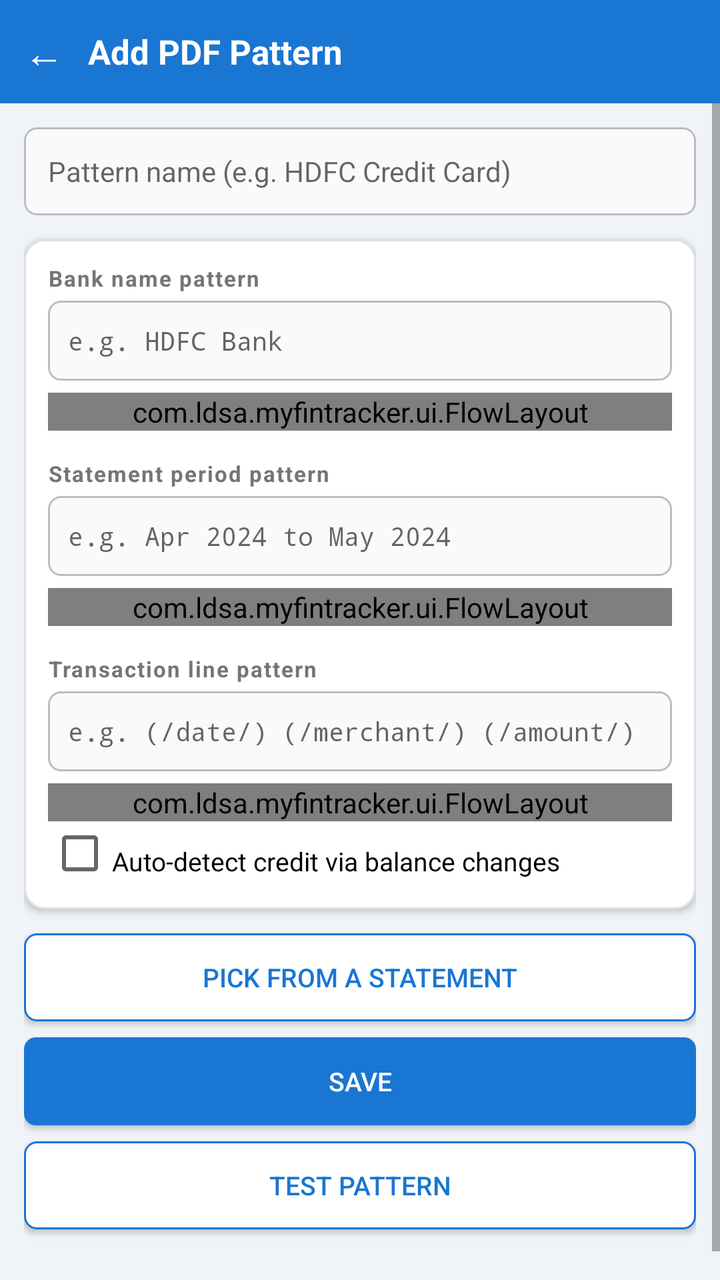
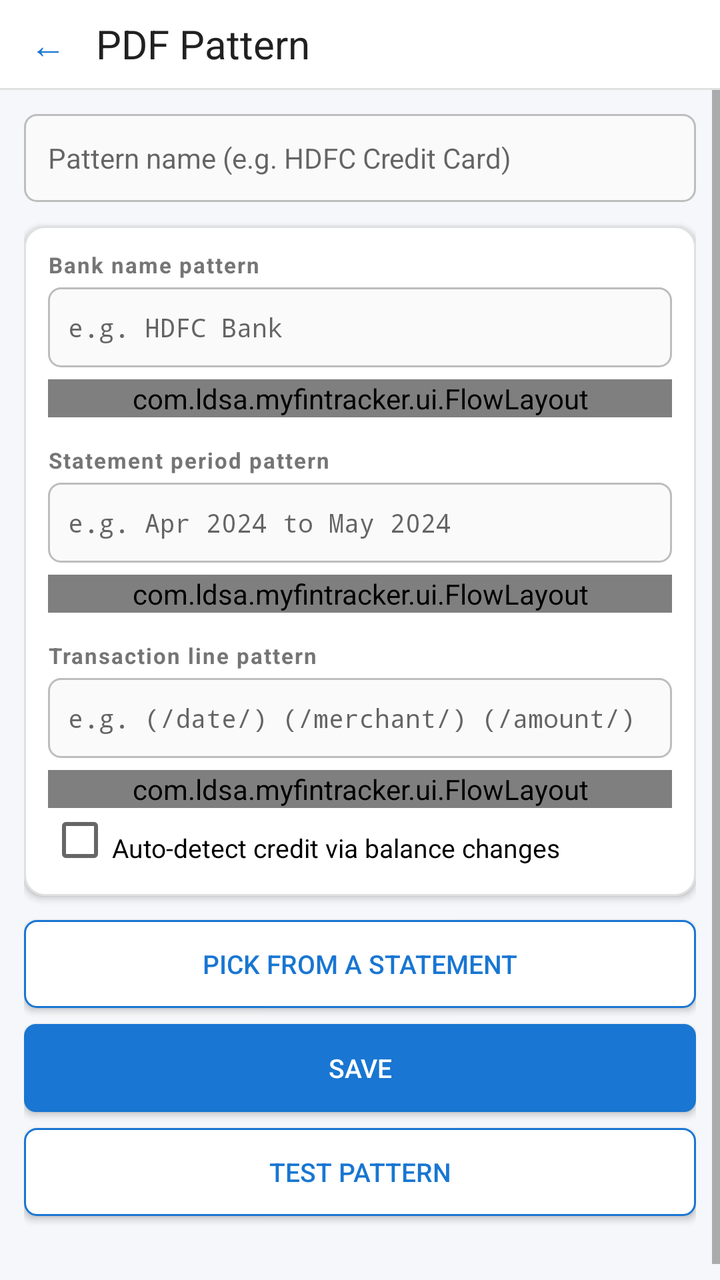

Screens rendered from an Android XML layout before and after an edit, with the pre-edit source and the edit as a unified diff.
<!-- AndroidManifest.xml: activity theme android:Theme.Material.Light.NoActionBar -->
<!-- res/layout/activity_add_pdf_pattern.xml -->
<?xml version="1.0" encoding="utf-8"?>
<LinearLayout xmlns:android="http://schemas.android.com/apk/res/android"
    android:layout_width="match_parent"
    android:layout_height="match_parent"
    android:orientation="vertical"
    android:background="#F0F4F8">

    
    <LinearLayout
        android:layout_width="match_parent"
        android:layout_height="wrap_content"
        android:orientation="horizontal"
        android:background="#1976D2"
        android:gravity="center_vertical"
        android:paddingLeft="8dp"
        android:paddingRight="8dp"
        android:paddingTop="12dp"
        android:paddingBottom="12dp">

        <TextView
            android:id="@+id/btnBack"
            android:layout_width="wrap_content"
            android:layout_height="wrap_content"
            android:text="←"
            android:textColor="#FFFFFF"
            android:textSize="20sp"
            android:paddingLeft="4dp"
            android:paddingRight="12dp" />

        <TextView
            android:layout_width="0dp"
            android:layout_height="wrap_content"
            android:layout_weight="1"
            android:text="@string/title_add_pdf_pattern"
            android:textColor="#FFFFFF"
            android:textSize="17sp"
            android:textStyle="bold" />

    </LinearLayout>

    <ScrollView
        android:layout_width="match_parent"
        android:layout_height="match_parent">

        <LinearLayout
            android:layout_width="match_parent"
            android:layout_height="wrap_content"
            android:orientation="vertical"
            android:paddingLeft="12dp"
            android:paddingRight="12dp"
            android:paddingTop="12dp"
            android:paddingBottom="32dp">

            
            <EditText
                android:id="@+id/etPatternName"
                android:layout_width="match_parent"
                android:layout_height="44dp"
                android:hint="@string/hint_pattern_name"
                android:textSize="14sp"
                android:textColor="#212121"
                android:background="@drawable/bg_edittext_outlined"
                android:paddingLeft="12dp"
                android:paddingRight="12dp"
                android:inputType="textCapWords"
                android:layout_marginBottom="12dp" />

            
            <LinearLayout
                android:layout_width="match_parent"
                android:layout_height="wrap_content"
                android:orientation="vertical"
                android:background="@drawable/bg_card"
                android:elevation="2dp"
                android:padding="12dp"
                android:layout_marginBottom="12dp">

                
                <TextView
                    android:layout_width="match_parent"
                    android:layout_height="wrap_content"
                    android:text="@string/label_bank_name_pat"
                    android:textColor="#757575"
                    android:textSize="11sp"
                    android:textStyle="bold"
                    android:letterSpacing="0.06"
                    android:layout_marginBottom="4dp" />

                <EditText
                    android:id="@+id/etBankPat"
                    android:layout_width="match_parent"
                    android:layout_height="40dp"
                    android:hint="@string/hint_bank_name_pat"
                    android:textSize="13sp"
                    android:textColor="#212121"
                    android:background="@drawable/bg_edittext_outlined"
                    android:paddingLeft="10dp"
                    android:paddingRight="10dp"
                    android:inputType="textNoSuggestions"
                    android:fontFamily="monospace"
                    android:layout_marginBottom="6dp" />

                <com.ldsa.myfintracker.ui.FlowLayout
                    android:layout_width="match_parent"
                    android:layout_height="wrap_content"
                    android:layout_marginBottom="14dp">

                    <Button android:id="@+id/btnTokNameBank"
                        android:layout_width="wrap_content" android:layout_height="26dp"
                        android:text="Name" android:textSize="11sp" android:textColor="#FFFFFF"
                        android:background="@drawable/bg_button_secondary"
                        android:backgroundTint="#0072B2"
                        android:paddingLeft="10dp" android:paddingRight="10dp" android:minWidth="0dp" />

                </com.ldsa.myfintracker.ui.FlowLayout>

                
                <TextView
                    android:layout_width="match_parent"
                    android:layout_height="wrap_content"
                    android:text="@string/label_period_pat"
                    android:textColor="#757575"
                    android:textSize="11sp"
                    android:textStyle="bold"
                    android:letterSpacing="0.06"
                    android:layout_marginBottom="4dp" />

                <EditText
                    android:id="@+id/etPeriodPat"
                    android:layout_width="match_parent"
                    android:layout_height="40dp"
                    android:hint="@string/hint_period_pat"
                    android:textSize="13sp"
                    android:textColor="#212121"
                    android:background="@drawable/bg_edittext_outlined"
                    android:paddingLeft="10dp"
                    android:paddingRight="10dp"
                    android:inputType="textNoSuggestions"
                    android:fontFamily="monospace"
                    android:layout_marginBottom="6dp" />

                <com.ldsa.myfintracker.ui.FlowLayout
                    android:layout_width="match_parent"
                    android:layout_height="wrap_content"
                    android:layout_marginBottom="14dp">

                    <Button android:id="@+id/btnTokMonthPeriod"
                        android:layout_width="wrap_content" android:layout_height="26dp"
                        android:text="Month" android:textSize="11sp" android:textColor="#FFFFFF"
                        android:background="@drawable/bg_button_secondary"
                        android:backgroundTint="#D55E00"
                        android:paddingLeft="10dp" android:paddingRight="10dp" android:minWidth="0dp" />

                    <Button android:id="@+id/btnTokYearPeriod"
                        android:layout_width="wrap_content" android:layout_height="26dp"
                        android:text="Year" android:textSize="11sp" android:textColor="#FFFFFF"
                        android:background="@drawable/bg_button_secondary"
                        android:backgroundTint="#D55E00"
                        android:paddingLeft="10dp" android:paddingRight="10dp" android:minWidth="0dp" />

                    <Button android:id="@+id/btnTokSkipPeriod"
                        android:layout_width="wrap_content" android:layout_height="26dp"
                        android:text="Skip" android:textSize="11sp" android:textColor="#757575"
                        android:background="@drawable/bg_button_secondary"
                        android:backgroundTint="#E0E0E0"
                        android:paddingLeft="10dp" android:paddingRight="10dp" android:minWidth="0dp" />

                </com.ldsa.myfintracker.ui.FlowLayout>

                
                <TextView
                    android:layout_width="match_parent"
                    android:layout_height="wrap_content"
                    android:text="@string/label_trans_pat"
                    android:textColor="#757575"
                    android:textSize="11sp"
                    android:textStyle="bold"
                    android:letterSpacing="0.06"
                    android:layout_marginBottom="4dp" />

                <EditText
                    android:id="@+id/etTransPat"
                    android:layout_width="match_parent"
                    android:layout_height="40dp"
                    android:hint="@string/hint_trans_pat"
                    android:textSize="13sp"
                    android:textColor="#212121"
                    android:background="@drawable/bg_edittext_outlined"
                    android:paddingLeft="10dp"
                    android:paddingRight="10dp"
                    android:inputType="textNoSuggestions"
                    android:fontFamily="monospace"
                    android:layout_marginBottom="6dp" />

                <com.ldsa.myfintracker.ui.FlowLayout
                    android:layout_width="match_parent"
                    android:layout_height="wrap_content">

                    <Button android:id="@+id/btnTokAmount"
                        android:layout_width="wrap_content" android:layout_height="26dp"
                        android:text="Amount" android:textSize="11sp" android:textColor="#FFFFFF"
                        android:background="@drawable/bg_button_secondary"
                        android:backgroundTint="#6A1B9A"
                        android:paddingLeft="10dp" android:paddingRight="10dp" android:minWidth="0dp"
                        android:visibility="gone" />

                    <Button android:id="@+id/btnTokAmountDb"
                        android:layout_width="wrap_content" android:layout_height="26dp"
                        android:text="Amt Db" android:textSize="11sp" android:textColor="#FFFFFF"
                        android:background="@drawable/bg_button_secondary"
                        android:backgroundTint="#C62828"
                        android:paddingLeft="10dp" android:paddingRight="10dp" android:minWidth="0dp" />

                    <Button android:id="@+id/btnTokAmountCr"
                        android:layout_width="wrap_content" android:layout_height="26dp"
                        android:text="Amt Cr" android:textSize="11sp" android:textColor="#FFFFFF"
                        android:background="@drawable/bg_button_secondary"
                        android:backgroundTint="#2E7D32"
                        android:paddingLeft="10dp" android:paddingRight="10dp" android:minWidth="0dp" />

                    <Button android:id="@+id/btnTokMerchant"
                        android:layout_width="wrap_content" android:layout_height="26dp"
                        android:text="Merchant" android:textSize="11sp" android:textColor="#FFFFFF"
                        android:background="@drawable/bg_button_secondary"
                        android:backgroundTint="#0072B2"
                        android:paddingLeft="10dp" android:paddingRight="10dp" android:minWidth="0dp" />

                    <Button android:id="@+id/btnTokCard"
                        android:layout_width="wrap_content" android:layout_height="26dp"
                        android:text="Card" android:textSize="11sp" android:textColor="#FFFFFF"
                        android:background="@drawable/bg_button_secondary"
                        android:backgroundTint="#0072B2"
                        android:paddingLeft="10dp" android:paddingRight="10dp" android:minWidth="0dp" />

                    <Button android:id="@+id/btnTokAcNo"
                        android:layout_width="wrap_content" android:layout_height="26dp"
                        android:text="Ac.No" android:textSize="11sp" android:textColor="#FFFFFF"
                        android:background="@drawable/bg_button_secondary"
                        android:backgroundTint="#0072B2"
                        android:paddingLeft="10dp" android:paddingRight="10dp" android:minWidth="0dp" />

                    <Button android:id="@+id/btnTokUpi"
                        android:layout_width="wrap_content" android:layout_height="26dp"
                        android:text="UPI" android:textSize="11sp" android:textColor="#FFFFFF"
                        android:background="@drawable/bg_button_secondary"
                        android:backgroundTint="#0072B2"
                        android:paddingLeft="10dp" android:paddingRight="10dp" android:minWidth="0dp" />

                    <Button android:id="@+id/btnTokDate"
                        android:layout_width="wrap_content" android:layout_height="26dp"
                        android:text="Date" android:textSize="11sp" android:textColor="#FFFFFF"
                        android:background="@drawable/bg_button_secondary"
                        android:backgroundTint="#D55E00"
                        android:paddingLeft="10dp" android:paddingRight="10dp" android:minWidth="0dp" />

                    <Button android:id="@+id/btnTokTime"
                        android:layout_width="wrap_content" android:layout_height="26dp"
                        android:text="Time" android:textSize="11sp" android:textColor="#FFFFFF"
                        android:background="@drawable/bg_button_secondary"
                        android:backgroundTint="#CC79A7"
                        android:paddingLeft="10dp" android:paddingRight="10dp" android:minWidth="0dp" />

                    <Button android:id="@+id/btnTokBalance"
                        android:layout_width="wrap_content" android:layout_height="26dp"
                        android:text="Bal" android:textSize="11sp" android:textColor="#FFFFFF"
                        android:background="@drawable/bg_button_secondary"
                        android:backgroundTint="#56B4E9"
                        android:paddingLeft="10dp" android:paddingRight="10dp" android:minWidth="0dp" />

                    <Button android:id="@+id/btnTokIgnore"
                        android:layout_width="wrap_content" android:layout_height="26dp"
                        android:text="Skip" android:textSize="11sp" android:textColor="#757575"
                        android:background="@drawable/bg_button_secondary"
                        android:backgroundTint="#E0E0E0"
                        android:paddingLeft="10dp" android:paddingRight="10dp" android:minWidth="0dp" />

                </com.ldsa.myfintracker.ui.FlowLayout>

                <CheckBox
                    android:id="@+id/cbPdfAutoCredit"
                    android:layout_width="match_parent"
                    android:layout_height="wrap_content"
                    android:text="@string/pdf_auto_credit"
                    android:textSize="13sp"
                    android:paddingTop="8dp" />

                <TextView
                    android:id="@+id/tvPdfAutoCreditHint"
                    android:layout_width="match_parent"
                    android:layout_height="wrap_content"
                    android:text="@string/pdf_auto_credit_needs_balance"
                    android:textColor="#D32F2F"
                    android:textSize="11sp"
                    android:paddingLeft="32dp"
                    android:visibility="gone" />

            </LinearLayout>

            
            <Button
                android:id="@+id/btnPickFromStatement"
                android:layout_width="match_parent"
                android:layout_height="44dp"
                android:text="@string/btn_pick_from_statement"
                android:textColor="#1976D2"
                android:textSize="13sp"
                android:background="@drawable/bg_button_secondary"
                android:layout_marginBottom="8dp" />

            <Button
                android:id="@+id/btnSavePattern"
                android:layout_width="match_parent"
                android:layout_height="44dp"
                android:text="@string/action_save"
                android:textColor="#FFFFFF"
                android:textSize="13sp"
                android:background="@drawable/bg_button_primary"
                android:layout_marginBottom="8dp" />

            <Button
                android:id="@+id/btnTestPattern"
                android:layout_width="match_parent"
                android:layout_height="44dp"
                android:text="Test Pattern"
                android:textColor="#1976D2"
                android:textSize="13sp"
                android:background="@drawable/bg_button_secondary"
                android:layout_marginBottom="8dp" />

            <Button
                android:id="@+id/btnDeletePattern"
                android:layout_width="match_parent"
                android:layout_height="44dp"
                android:text="Delete"
                android:textColor="#D32F2F"
                android:textSize="13sp"
                android:background="@drawable/bg_button_secondary"
                android:visibility="gone" />

        </LinearLayout>
    </ScrollView>

</LinearLayout>
<!-- resources referenced by this layout -->
<resources>
  <!-- drawable bg_button_primary (drawable) -->
  <?xml version="1.0" encoding="utf-8"?>
  <ripple xmlns:android="http://schemas.android.com/apk/res/android"
      android:color="#1565C0">
      <item>
          <shape android:shape="rectangle">
              <solid android:color="#1976D2" />
              <corners android:radius="6dp" />
          </shape>
      </item>
  </ripple>
  <!-- drawable bg_button_secondary (drawable) -->
  <?xml version="1.0" encoding="utf-8"?>
  <ripple xmlns:android="http://schemas.android.com/apk/res/android"
      android:color="#BBDEFB">
      <item>
          <shape android:shape="rectangle">
              <solid android:color="#FFFFFF" />
              <corners android:radius="6dp" />
              <stroke android:width="1dp" android:color="#1976D2" />
          </shape>
      </item>
  </ripple>
  <!-- drawable bg_card (drawable) -->
  <?xml version="1.0" encoding="utf-8"?>
  <shape xmlns:android="http://schemas.android.com/apk/res/android"
      android:shape="rectangle">
      <solid android:color="#FFFFFF" />
      <corners android:radius="10dp" />
      <stroke android:width="1dp" android:color="#E0E0E0" />
  </shape>
  <!-- drawable bg_edittext_outlined (drawable) -->
  <?xml version="1.0" encoding="utf-8"?>
  <selector xmlns:android="http://schemas.android.com/apk/res/android">
      <item android:state_focused="true">
          <shape android:shape="rectangle">
              <solid android:color="#FFFFFF" />
              <corners android:radius="6dp" />
              <stroke android:width="2dp" android:color="#1976D2" />
          </shape>
      </item>
      <item>
          <shape android:shape="rectangle">
              <solid android:color="#FAFAFA" />
              <corners android:radius="6dp" />
              <stroke android:width="1dp" android:color="#BDBDBD" />
          </shape>
      </item>
  </selector>
  <string name="action_save">Save</string>
  <string name="btn_pick_from_statement">Pick from a statement</string>
  <string name="hint_bank_name_pat">e.g. HDFC Bank</string>
  <string name="hint_pattern_name">Pattern name (e.g. HDFC Credit Card)</string>
  <string name="hint_period_pat">e.g. Apr 2024 to May 2024</string>
  <string name="hint_trans_pat">e.g. (/date/) (/merchant/) (/amount/)</string>
  <string name="label_bank_name_pat">Bank name pattern</string>
  <string name="label_period_pat">Statement period pattern</string>
  <string name="label_trans_pat">Transaction line pattern</string>
  <string name="pdf_auto_credit">Auto-detect credit via balance changes</string>
  <string name="pdf_auto_credit_needs_balance">Needs a /balance/ token in at least one pattern.</string>
  <string name="title_add_pdf_pattern">Add PDF Pattern</string>
</resources>

<!-- the commit's change to res/layout/activity_add_pdf_pattern.xml (unified diff, before → after) -->
@@ -3,40 +3,42 @@
     android:layout_width="match_parent"
     android:layout_height="match_parent"
     android:orientation="vertical"
-    android:background="#F0F4F8">
+    android:background="@color/landingBackground">
 
     
     <LinearLayout
         android:layout_width="match_parent"
-        android:layout_height="wrap_content"
+        android:layout_height="44dp"
         android:orientation="horizontal"
-        android:background="#1976D2"
         android:gravity="center_vertical"
-        android:paddingLeft="8dp"
-        android:paddingRight="8dp"
-        android:paddingTop="12dp"
-        android:paddingBottom="12dp">
-
+        android:background="@color/appBarWhite"
+        android:paddingLeft="4dp"
+        android:paddingRight="4dp">
+        <Button
+            android:id="@+id/btnBack"
+            android:layout_width="40dp"
+            android:layout_height="40dp"
+            android:text="←"
+            android:textSize="18sp"
+            android:textColor="@color/colorPrimary"
+            android:background="?android:attr/selectableItemBackgroundBorderless"
+            android:minWidth="0dp"
+            android:minHeight="0dp"
+            android:padding="0dp" />
         <TextView
-            android:id="@+id/btnBack"
-            android:layout_width="wrap_content"
-            android:layout_height="wrap_content"
-            android:text="←"
-            android:textColor="#FFFFFF"
-            android:textSize="20sp"
-            android:paddingLeft="4dp"
-            android:paddingRight="12dp" />
-
-        <TextView
+            android:id="@+id/tvTitle"
             android:layout_width="0dp"
             android:layout_height="wrap_content"
             android:layout_weight="1"
-            android:text="@string/title_add_pdf_pattern"
-            android:textColor="#FFFFFF"
-            android:textSize="17sp"
-            android:textStyle="bold" />
-
+            android:text="PDF Pattern"
+            android:textColor="@color/textPrimary"
+            android:textSize="20sp"
+            android:paddingLeft="4dp" />
     </LinearLayout>
+    <View android:layout_width="match_parent" android:layout_height="1dp" android:background="@color/hairline" />
+
+
+    
 
     <ScrollView
         android:layout_width="match_parent"
<!-- resource entries referenced after the edit -->
@@ -1,5 +1,10 @@
 <!-- resources referenced by this layout -->
 <resources>
+  <color name="appBarWhite">#FFFFFF</color>
+  <color name="colorPrimary">#1976D2</color>
+  <color name="hairline">#E0E0E0</color>
+  <color name="landingBackground">#F5F7FA</color>
+  <color name="textPrimary">#212121</color>
   <!-- drawable bg_button_primary (drawable) -->
   <?xml version="1.0" encoding="utf-8"?>
   <ripple xmlns:android="http://schemas.android.com/apk/res/android"
@@ -60,6 +65,5 @@
   <string name="label_trans_pat">Transaction line pattern</string>
   <string name="pdf_auto_credit">Auto-detect credit via balance changes</string>
   <string name="pdf_auto_credit_needs_balance">Needs a /balance/ token in at least one pattern.</string>
-  <string name="title_add_pdf_pattern">Add PDF Pattern</string>
 </resources>
 
